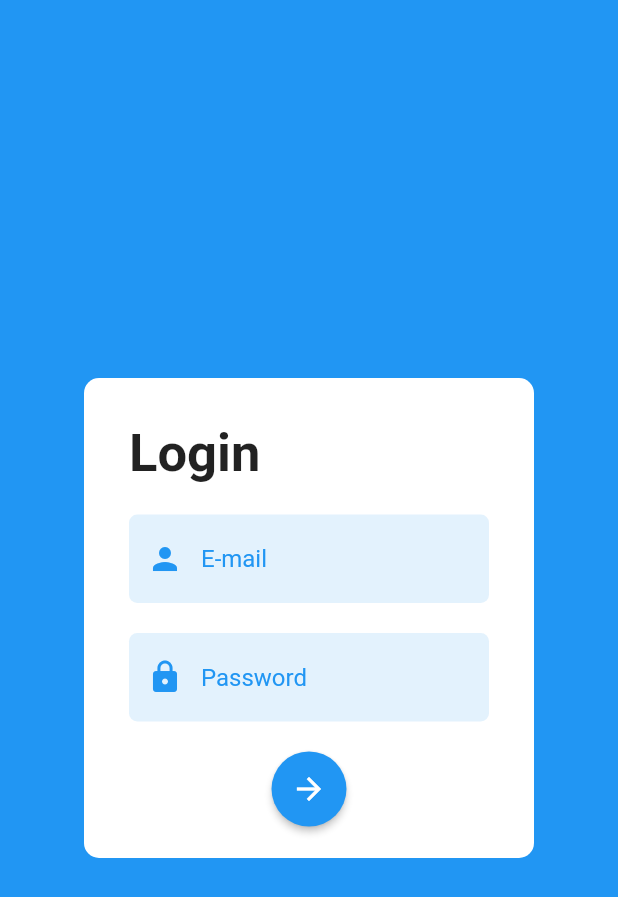
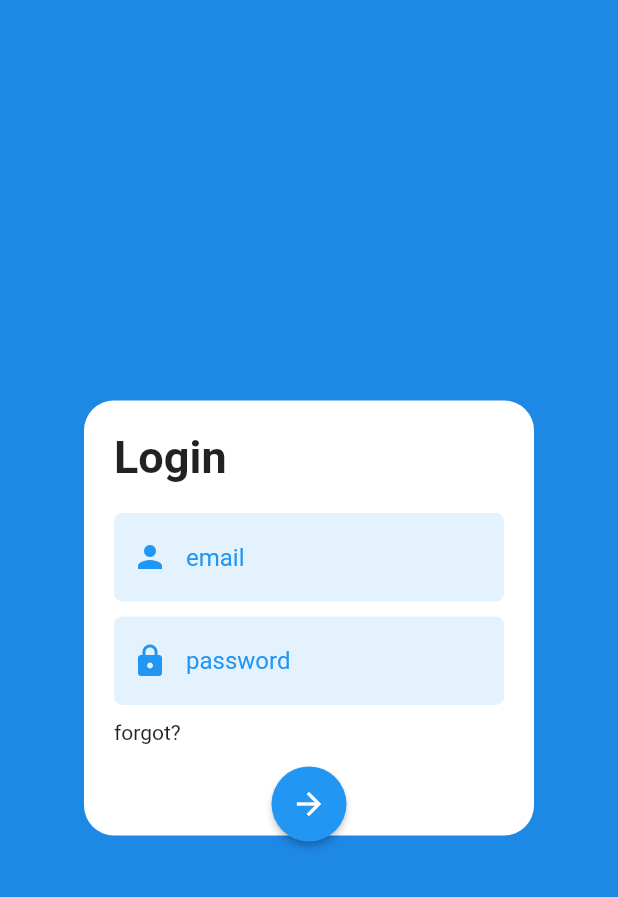
Before and after one commit to Zophirel/loginApp, a Flutter app: the screen it shows after launch, on a phone screen of 412 x 824 dp. Shown: the top 897 px of the screen. Run offline on Flutter 3.47's test engine with Material 2 defaults, Android fonts, the phone set to English and light mode, and no system bars.

Commit message:
added forgot password animation

```diff
--- /dev/null
+++ b/lib/form_widgets.dart
@@ -0,0 +1,72 @@
+import 'package:flutter/material.dart';
+
+Text header(String text) {
+  return Text(
+    text,
+    style: const TextStyle(fontSize: 30, fontWeight: FontWeight.bold),
+  );
+}
+
+SizedBox formWhiteSpace(double h) {
+  return SizedBox(
+    height: h,
+  );
+}
+
+TextFormField formInput(String type) {
+  Widget icon = const Icon(Icons.person, color: Colors.blue);
+
+  if (type == "password") {
+    icon = const Icon(Icons.lock, color: Colors.blue);
+  }
+
+  return TextFormField(
+    decoration: InputDecoration(
+      enabledBorder: OutlineInputBorder(
+        borderSide: const BorderSide(color: Colors.transparent),
+        borderRadius: BorderRadius.circular(5.5),
+      ),
+      focusedBorder: OutlineInputBorder(
+        borderSide: const BorderSide(color: Colors.transparent),
+        borderRadius: BorderRadius.circular(5.5),
+      ),
+      prefixIcon: icon,
+      hintText: type,
+      hintStyle: const TextStyle(color: Colors.blue),
+      filled: true,
+      fillColor: Colors.blue[50],
+    ),
+    validator: (String? value) {
+      if (value == null || value.isEmpty) {
+        return 'Please enter your email';
+      }
+      return null;
+    },
+  );
+}
+
+Row forgotText(String text, Function inputanim, double whitespace) {
+  return Row(
+    children: [
+      InkWell(
+        child: const Text(
+          "forgot password?",
+        ),
+        onTap: () {
+          inputanim();
+        },
+      ),
+      formWhiteSpace(whitespace),
+    ],
+  );
+}
+
+ElevatedButton submitBtn(IconData btnIcon) {
+  return ElevatedButton(
+      onPressed: () {},
+      child: Icon(btnIcon),
+      style: ElevatedButton.styleFrom(
+        minimumSize: const Size(50, 50),
+        shape: const CircleBorder(),
+      ));
+}
--- a/lib/main.dart
+++ b/lib/main.dart
@@ -1,127 +1,149 @@
+import 'package:flutter/foundation.dart';
 import 'package:flutter/material.dart';
+import 'form_widgets.dart';
 
-void main() => runApp(const MyLogin());
+void main() {
+  runApp(const LoginApp());
+}
 
-class MyLogin extends StatelessWidget {
-  const MyLogin({Key? key}) : super(key: key);
+class LoginApp extends StatelessWidget {
+  const LoginApp({Key? key}) : super(key: key);
 
+  // This widget is the root of your application.
   @override
   Widget build(BuildContext context) {
-    return const MaterialApp(
-      home: Scaffold(
-        backgroundColor: Colors.blue,
-        body: StatefulLogin(),
+    return MaterialApp(
+      title: 'Flutter Demo',
+      theme: ThemeData(
+        primarySwatch: Colors.blue,
       ),
+      home: const LoginPage(title: 'Flutter Demo Home Page'),
     );
   }
 }
 
-class StatefulLogin extends StatefulWidget {
-  const StatefulLogin({Key? key}) : super(key: key);
+class LoginPage extends StatefulWidget {
+  const LoginPage({Key? key, required this.title}) : super(key: key);
+  final String title;
 
   @override
-  State<StatefulLogin> createState() => _StatefulLoginState();
+  State<LoginPage> createState() => _LoginPageState();
 }
 
-class _StatefulLoginState extends State<StatefulLogin> {
-  final GlobalKey<FormState> _formKey = GlobalKey<FormState>();
-  final TextEditingController emailCtrl = TextEditingController();
-  final TextEditingController passCtrl = TextEditingController();
+class _LoginPageState extends State<LoginPage> with TickerProviderStateMixin {
+  late AnimationController _controller;
+  late final Animation<Offset> _positionTransition = _controller
+      .drive(CurveTween(curve: Curves.easeInOut))
+      .drive(Tween<Offset>(
+          begin: const Offset(0.0, 0.0), end: const Offset(0.0, 0.1)));
 
-  ElevatedButton formSubmitBtn() {
-    return ElevatedButton(
-        onPressed: () {
-          // Validate will return true if the form is valid, or false if
-          // the form is invalid.
-          if (_formKey.currentState!.validate()) {
-            print(emailCtrl.text);
-            print(passCtrl.text);
-          }
-        },
-        child: const Icon(Icons.arrow_forward_sharp),
-        style: ElevatedButton.styleFrom(
-          minimumSize: const Size(50, 50),
-          shape: const CircleBorder(),
-        ));
-  }
+  double _opct = 1;
+  bool _is_signing_in = true;
+  bool _rev = false;
 
-  TextFormField formLoginInput(String type, TextEditingController ctrl) {
-    Icon inputIcon = const Icon(Icons.person, color: Colors.blue);
-    String ph = "E-mail";
-    String errMsg = "Inserire una mail valida";
-    bool isItPass = false;
-
-    if (type == "password") {
-      inputIcon = const Icon(Icons.lock, color: Colors.blue);
-      ph = "Password";
-      errMsg = "Inserire una password valida";
-      isItPass = true;
-    }
-
-    return TextFormField(
-      controller: ctrl,
-      obscureText: isItPass,
-      decoration: InputDecoration(
-        enabledBorder: OutlineInputBorder(
-          borderSide: const BorderSide(color: Colors.transparent),
-          borderRadius: BorderRadius.circular(5.5),
-        ),
-        focusedBorder: OutlineInputBorder(
-          borderSide: const BorderSide(color: Colors.transparent),
-          borderRadius: BorderRadius.circular(5.5),
-        ),
-        prefixIcon: inputIcon,
-        hintText: ph,
-        hintStyle: const TextStyle(color: Colors.blue),
-        filled: true,
-        fillColor: Colors.blue[50],
-      ),
-      validator: (String? value) {
-        if (value == null || value.isEmpty) {
-          return errMsg;
+  @override
+  void initState() {
+    _controller = AnimationController(
+        vsync: this, duration: const Duration(milliseconds: 300))
+      ..addStatusListener((status) {
+        if (status == AnimationStatus.completed) {
+          //Future.delayed(const Duration(milliseconds: 0), () {
+          _is_signing_in = !_is_signing_in;
+          _rev = !_rev;
+          inputanim();
+          //});
         }
-        return null;
-      },
-    );
-  }
-
-  Column formElements() {
-    return Column(
-      mainAxisAlignment: MainAxisAlignment.center,
-      children: <Widget>[
-        Row(
-          children: const [
-            Text(
-              "Login",
-              style: TextStyle(fontSize: 35, fontWeight: FontWeight.bold),
-            )
-          ],
-        ),
-        const SizedBox(height: 20),
-        formLoginInput("email", emailCtrl),
-        const SizedBox(height: 20),
-        formLoginInput("password", passCtrl),
-        const SizedBox(height: 20),
-        formSubmitBtn(),
-      ],
-    );
-  }
-
-  Container formCard() {
-    return Container(
-      padding: const EdgeInsets.all(30),
-      height: 320,
-      width: 300,
-      decoration: const BoxDecoration(
-        color: Colors.white,
-        borderRadius: BorderRadius.all(Radius.circular(10)),
-      ),
-      child: formElements(),
-    );
+      });
+    super.initState();
   }
 
   @override
+  void dispose() {
+    _controller.dispose();
+    super.dispose();
+  }
+
+  SlideTransition animationWrapper(Widget elem) {
+    return SlideTransition(
+        position: _positionTransition,
+        child: AnimatedOpacity(
+            duration: const Duration(milliseconds: 300),
+            opacity: _opct,
+            child: SizedBox(width: 300, child: elem)));
+  }
+
+  void inputanim() {
+    setState(() {
+      if (!_rev) {
+        _controller.forward();
+        _opct = 0;
+      } else {
+        _controller.reverse();
+        _opct = 1;
+        _rev = !_rev;
+      }
+    });
+  }
+
+  List<Widget> initForgotPass() {
+    return [
+      animationWrapper(header("Let us recover your password")),
+      formWhiteSpace(20),
+      animationWrapper(formInput("email")),
+      formWhiteSpace(10),
+      animationWrapper(InkWell(
+        child: Text("remember?"),
+        onTap: () {
+          inputanim();
+        },
+      )),
+      formWhiteSpace(15),
+      submitBtn(Icons.arrow_forward)
+    ];
+  }
+
+  List<Widget> initLoginForm() {
+    return [
+      animationWrapper(header("Login")),
+      formWhiteSpace(20),
+      animationWrapper(formInput("email")),
+      formWhiteSpace(10),
+      animationWrapper(formInput("password")),
+      formWhiteSpace(10),
+      animationWrapper(InkWell(
+        child: const Text("forgot?"),
+        onTap: () {
+          inputanim();
+        },
+      )),
+      formWhiteSpace(15),
+      submitBtn(Icons.arrow_forward)
+    ];
+  }
+
+  List<Widget> formFields = [];
+
+  @override
   Widget build(BuildContext context) {
-    return Form(key: _formKey, child: Center(child: formCard()));
+    if (_is_signing_in) {
+      formFields = initLoginForm();
+    } else {
+      formFields = initForgotPass();
+    }
+
+    Column col = Column(children: formFields);
+
+    return Scaffold(
+        backgroundColor: Colors.blue[600],
+        body: Center(
+            child: AnimatedContainer(
+                duration: const Duration(milliseconds: 300),
+                height: 290,
+                width: 300,
+                padding: const EdgeInsets.all(20),
+                decoration: const BoxDecoration(
+                    color: Colors.white,
+                    borderRadius: BorderRadius.all(Radius.circular(20))),
+                child: col)));
   }
 }
```
Also changed, not shown: pubspec.lock.
